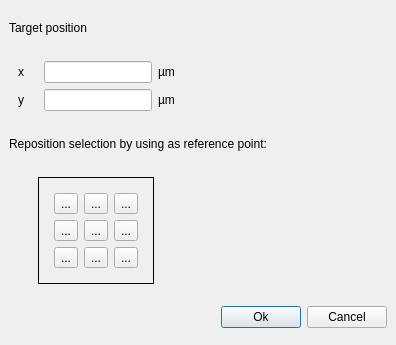
Before: the Qt Designer form src/layui/layui/MoveToOptionsDialog.ui in KLayout/klayout, drawn with Qt 5.
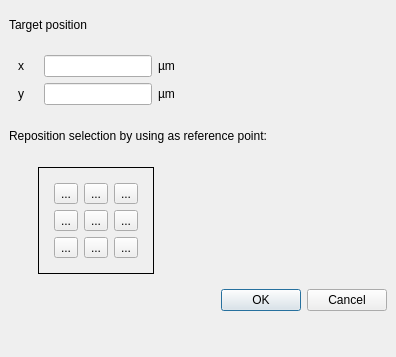
After: the same form once the commit is applied. Icons and pictures are not drawn.

Commit message: WIP: adding tab key to move tool (calls 'move by' menu), enhancing 'move_to' and 'move_by' dialogs.

Patch:
```diff
--- a/src/layui/layui/MoveToOptionsDialog.ui
+++ b/src/layui/layui/MoveToOptionsDialog.ui
@@ -7,7 +7,7 @@
     <x>0</x>
     <y>0</y>
     <width>396</width>
-    <height>345</height>
+    <height>357</height>
    </rect>
   </property>
   <property name="windowTitle">
@@ -354,6 +354,13 @@
      </layout>
     </widget>
    </item>
+   <item>
+    <widget class="QDialogButtonBox" name="buttonBox">
+     <property name="standardButtons">
+      <set>QDialogButtonBox::Cancel|QDialogButtonBox::Ok</set>
+     </property>
+    </widget>
+   </item>
    <item>
     <widget class="QFrame" name="frame">
      <property name="frameShape">
@@ -369,36 +376,6 @@
       <property name="margin" stdset="0">
        <number>0</number>
       </property>
-      <item>
-       <spacer>
-        <property name="orientation">
-         <enum>Qt::Horizontal</enum>
-        </property>
-        <property name="sizeHint" stdset="0">
-         <size>
-          <width>209</width>
-          <height>20</height>
-         </size>
-        </property>
-       </spacer>
-      </item>
-      <item>
-       <widget class="QPushButton" name="pushButton">
-        <property name="text">
-         <string>Ok</string>
-        </property>
-        <property name="default">
-         <bool>true</bool>
-        </property>
-       </widget>
-      </item>
-      <item>
-       <widget class="QPushButton" name="pushButton_2">
-        <property name="text">
-         <string>Cancel</string>
-        </property>
-       </widget>
-      </item>
      </layout>
     </widget>
    </item>
```
Left out of the diff: 28 changed lines with no effect on the pictures. The commit also changes 8 other files.
